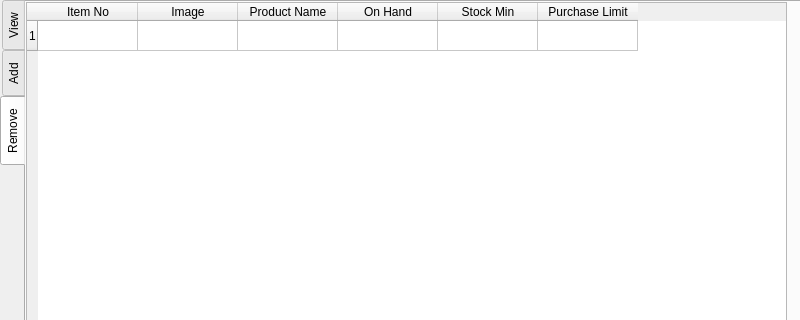
First picture: the form in mainwindow.ui, repository slin05/FoodPantry, before the edit; both pictures show x 0 to 800 and y 0 to 320 of the 800 by 600 pixel window.
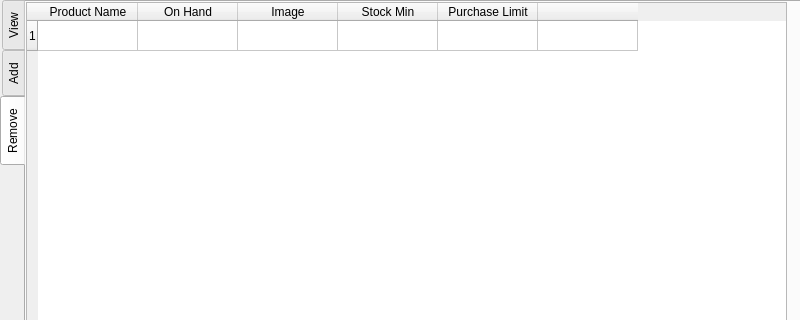
Second picture: the form after the edit. The open tabs and pages were chosen to show the change.

What changed in the file:
```diff
--- a/mainwindow.ui
+++ b/mainwindow.ui
@@ -421,16 +421,6 @@
        <number>6</number>
       </property>
       <row/>
-      <column>
-       <property name="text">
-        <string>Item No</string>
-       </property>
-      </column>
-      <column>
-       <property name="text">
-        <string>Image</string>
-       </property>
-      </column>
       <column>
        <property name="text">
         <string>Product Name</string>
@@ -441,6 +431,11 @@
         <string>On Hand</string>
        </property>
       </column>
+      <column>
+       <property name="text">
+        <string>Image</string>
+       </property>
+      </column>
       <column>
        <property name="text">
         <string>Stock Min</string>
@@ -451,6 +446,11 @@
         <string>Purchase Limit</string>
        </property>
       </column>
+      <column>
+       <property name="text">
+        <string/>
+       </property>
+      </column>
      </widget>
     </widget>
    </widget>
```
Left out of the diff: 56 changed lines with no effect on the pictures.
